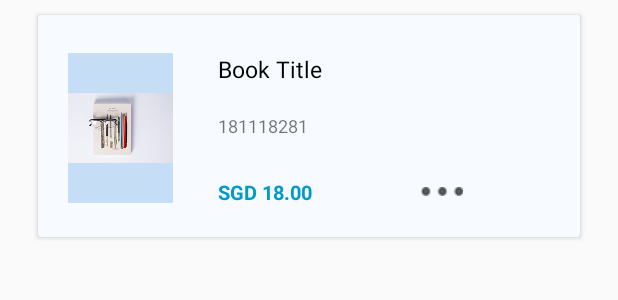
After one commit to PhilipLeong/MAPP-CA4, an Android app: the layout profilepurchased_cardview.xml on its own in the app's theme, with its tools: preview values and no code run, on a phone screen of 412 x 824 dp. The commit adds this screen. Shown: the top 300 px of the screen. Run offline under Robolectric (Android 15) with nearby library versions, the phone set to English and light mode, and no system bars.

Commit message:
Purchased Profile Functionality

```diff
--- /dev/null
+++ b/BookHub/app/src/main/res/layout/profilepurchased_cardview.xml
@@ -0,0 +1,71 @@
+<?xml version="1.0" encoding="utf-8"?>
+<LinearLayout xmlns:android="http://schemas.android.com/apk/res/android"
+    xmlns:app="http://schemas.android.com/apk/res-auto"
+    android:orientation="vertical"
+    android:layout_width="match_parent"
+    android:layout_height="161dp">
+
+    <androidx.cardview.widget.CardView
+        android:layout_width="match_parent"
+        android:layout_height="148dp"
+        android:layout_marginLeft="25dp"
+        android:layout_marginTop="10dp"
+        android:layout_marginRight="25dp"
+        android:layout_marginBottom="0dp"
+        app:cardBackgroundColor="@color/cardBg"
+        app:contentPadding="5dp"
+        app:contentPaddingLeft="20dp">
+
+
+        <ImageView
+            android:id="@+id/bookimage_IV"
+            android:layout_width="70dp"
+            android:layout_height="100dp"
+            android:layout_alignParentLeft="true"
+            android:layout_marginTop="20dp"
+            android:background="@color/lightBlue"
+            app:srcCompat="@drawable/booktest1" />
+
+        <TextView
+            android:id="@+id/booktitle_TV"
+            android:layout_width="wrap_content"
+            android:layout_height="wrap_content"
+            android:layout_marginLeft="100dp"
+            android:layout_marginTop="20dp"
+            android:maxWidth="280dp"
+            android:text="Book Title"
+            android:textColor="@color/black"
+            android:textSize="15sp" />
+
+        <TextView
+            android:id="@+id/isbn_TV"
+            android:layout_width="wrap_content"
+            android:layout_height="wrap_content"
+            android:layout_marginLeft="100dp"
+            android:layout_marginTop="60dp"
+            android:maxWidth="145dp"
+            android:text="181118281"
+            android:textSize="12sp" />
+
+        <TextView
+            android:id="@+id/price_TV"
+            android:layout_width="wrap_content"
+            android:layout_height="wrap_content"
+            android:layout_marginLeft="100dp"
+            android:layout_marginTop="103dp"
+            android:text="SGD 18.00"
+            android:textColor="@android:color/holo_blue_dark"
+            android:textSize="13sp"
+            android:textStyle="bold" />
+
+        <ImageButton
+            android:id="@+id/more_Btn"
+            android:layout_width="78dp"
+            android:layout_height="40dp"
+            android:layout_marginLeft="210dp"
+            android:layout_marginTop="92dp"
+            android:background="@color/cardBg"
+            app:srcCompat="@drawable/morebtn" />
+    </androidx.cardview.widget.CardView>
+
+</LinearLayout>
```
Also changed, not shown: BookHub/app/src/main/java/mapp/com/sg/bookhub/profileui/PurchasedAdapter.java (added, +111 -0 lines), BookHub/app/src/main/java/mapp/com/sg/bookhub/profileui/PurchasedFragment.java (+107 -0 lines), BookHub/app/src/main/res/layout/purchasedfragment.xml (+26 -2 lines).
